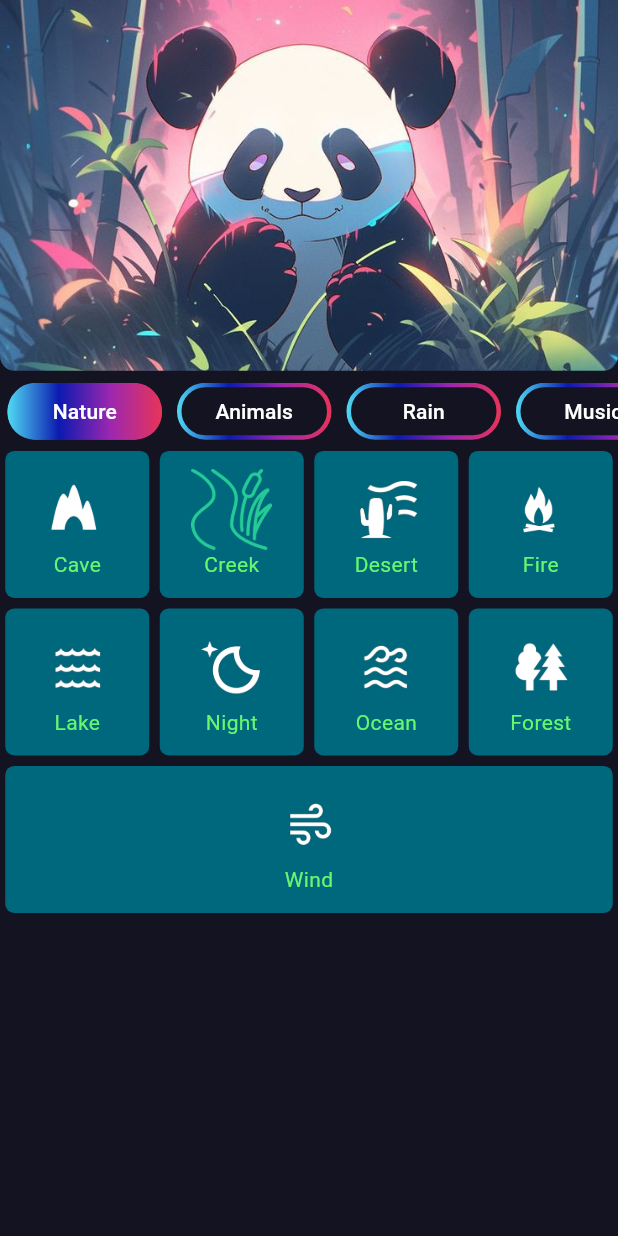
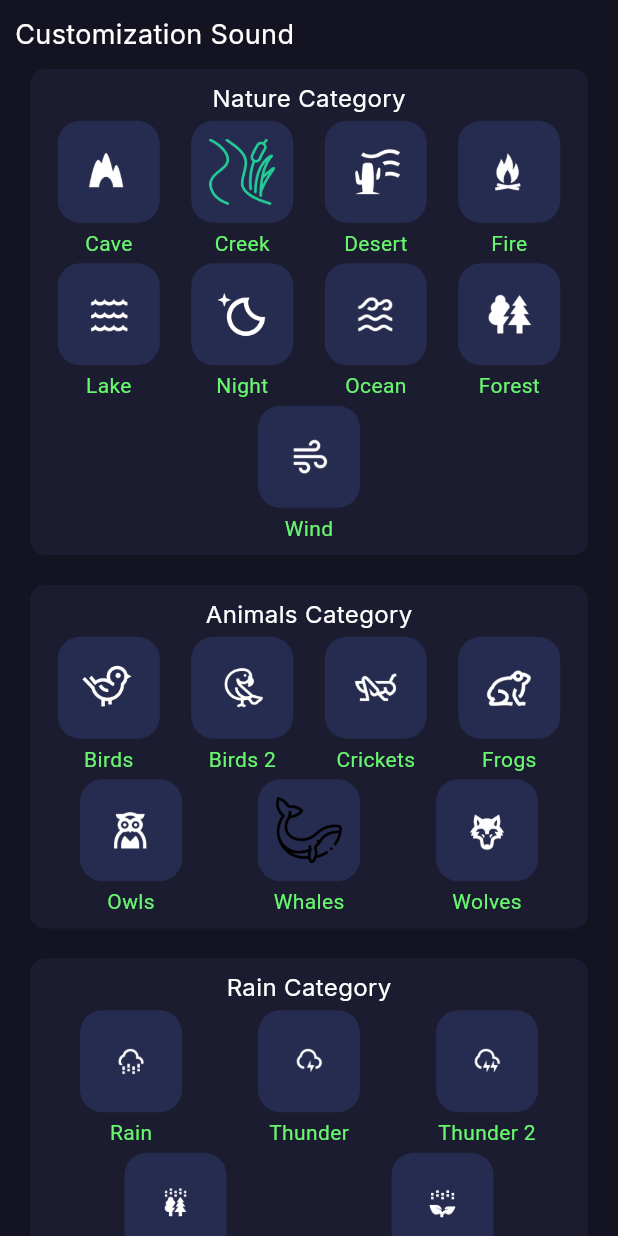
Before and after one commit to BtrXgit/Aura, a Flutter app: the CustomMixin screen opened directly, on a phone screen of 412 x 824 dp. Run offline on Flutter 3.47's test engine with Material 3 defaults, Android fonts, the phone set to English and light mode, and no system bars; our stand-ins replace bootstrap_icons, cached_network_image, carousel_slider, cloud_firestore, firebase_core, flutter_cache_manager and 6 more; missing offline and left inert: flutter_floating_bottom_bar, just_audio_cache; accounts and stored records are empty; Roboto replaces fonts that are missing (Kanit).

Commit message:
custom sound changed and optimized

```diff
--- a/aura/lib/home.dart
+++ b/aura/lib/home.dart
@@ -1,7 +1,6 @@
 import 'package:aura/routes/aura.dart';
 import 'package:aura/routes/custom.dart';
 import 'package:aura/routes/explore.dart';
-import 'package:aura/routes/pages/player.dart';
 import 'package:aura/test.dart';
 import 'package:flutter/gestures.dart';
 import 'package:flutter/material.dart';
@@ -71,8 +70,7 @@ class HomePageState extends State<HomePage>
 
   @override
   Widget build(BuildContext context) {
-    return SafeArea(
-      child: Scaffold(
+    return Scaffold(
       appBar: null,
       body: BottomBar(
         fit: StackFit.expand,
@@ -92,9 +90,8 @@ class HomePageState extends State<HomePage>
         curve: Curves.decelerate,
         showIcon: true,
         width: MediaQuery.of(context).size.width * 0.75,
-          barColor: Colors.black.computeLuminance() > 0.5
-              ? Colors.black
-              : Colors.white,
+        barColor:
+            Colors.black.computeLuminance() > 0.5 ? Colors.black : Colors.white,
         start: 2,
         end: 0,
         offset: 10,
@@ -132,8 +129,8 @@ class HomePageState extends State<HomePage>
           indicatorPadding: const EdgeInsets.fromLTRB(6, 0, 6, 0),
           controller: tabController,
           indicator: UnderlineTabIndicator(
-                borderSide: BorderSide(
-                    color: _getIndicatorColor(currentPage), width: 4),
+              borderSide:
+                  BorderSide(color: _getIndicatorColor(currentPage), width: 4),
               insets: const EdgeInsets.fromLTRB(16, 0, 16, 8)),
           tabs: [
             SizedBox(
@@ -176,7 +173,6 @@ class HomePageState extends State<HomePage>
           ],
         ),
       ),
-      ),
     );
   }
 }
--- a/aura/lib/routes/custom.dart
+++ b/aura/lib/routes/custom.dart
@@ -3,7 +3,6 @@ import 'dart:async';
 import 'package:flutter/foundation.dart';
 import 'package:flutter/material.dart';
 import 'package:google_fonts/google_fonts.dart';
-import 'package:gradient_borders/box_borders/gradient_box_border.dart';
 import 'package:iconly/iconly.dart';
 import 'package:iconsax/iconsax.dart';
 import 'package:just_audio/just_audio.dart';
@@ -16,17 +15,14 @@ class CustomMixin extends StatefulWidget {
   }) : super(key: key);
 
   @override
-  State<CustomMixin> createState() => _CustomMixinState();
+  State<CustomMixin> createState() => CustomMixinState();
 }
 
-class _CustomMixinState extends State<CustomMixin>
-    with SingleTickerProviderStateMixin {
+class CustomMixinState extends State<CustomMixin> {
   int playingAudioCount = 0;
 
   List<ValueNotifier<double>> volumes =
       List.generate(54, (_) => ValueNotifier<double>(1.0));
-
-  late TabController _tabController;
   final List<String> data = [
     "Nature",
     "Animals",
@@ -46,7 +42,6 @@ class _CustomMixinState extends State<CustomMixin>
   @override
   void initState() {
     super.initState();
-    _tabController = TabController(length: 6, vsync: this);
     _loadAudios();
   }
 
@@ -355,99 +350,42 @@ class _CustomMixinState extends State<CustomMixin>
       body: SafeArea(
         child: Stack(
           children: [
-            Column(
+            SingleChildScrollView(
+              physics: const BouncingScrollPhysics(),
+              child: Column(
+                mainAxisAlignment: MainAxisAlignment.center,
+                mainAxisSize: MainAxisSize.max,
+                crossAxisAlignment: CrossAxisAlignment.center,
                 children: [
-                Container(
-                  width: MediaQuery.of(context).size.width * 1.0,
-                  height: MediaQuery.of(context).size.height * 0.3,
-                  decoration: const BoxDecoration(
-                    image: DecorationImage(
-                      image: AssetImage('assets/images/1.jpg'),
-                      fit: BoxFit.cover,
-                    ),
-                    borderRadius: BorderRadius.only(
-                        bottomLeft: Radius.circular(10),
-                        bottomRight: Radius.circular(10)),
-                  ),
-                ),
-                // SizedBox(
-                //   height: 10,
-                // ),
                   Padding(
-                  padding: const EdgeInsets.fromLTRB(0, 8, 0, 2),
-                  child: _buildTabBar(),
-                ),
-                Expanded(child: _buildTabViews()),
-              ],
-            ),
-            _buildPlayerController(),
-          ],
-        ),
-      ),
-    );
-  }
-
-  Widget _buildTabBar() {
-    return TabBar(
-      tabAlignment: TabAlignment.start,
-      dividerColor: Colors.transparent,
-      physics: const BouncingScrollPhysics(),
-      indicatorPadding: const EdgeInsets.fromLTRB(0, 2, 0, 2),
-      controller: _tabController,
-      indicatorColor: Colors.transparent,
-      indicator: BoxDecoration(
-        gradient: const LinearGradient(colors: [
-          Color.fromARGB(255, 80, 218, 243),
-          Color.fromARGB(255, 12, 26, 176),
-          Colors.purple,
-          Color.fromARGB(255, 232, 52, 88),
-        ]),
-        borderRadius: BorderRadius.circular(20),
-      ),
-      labelColor: Colors.white,
-      unselectedLabelColor: Colors.white,
-      isScrollable: true,
-      labelPadding: const EdgeInsets.symmetric(horizontal: 5),
-      tabs: data.map((tab) {
-        return Container(
-          height: MediaQuery.of(context).size.height * 0.046,
-          width: MediaQuery.of(context).size.width * 0.25,
-          decoration: BoxDecoration(
-            border: const GradientBoxBorder(
-                width: 3,
-                gradient: LinearGradient(colors: [
-                  Color.fromARGB(255, 80, 218, 243),
-                  Color.fromARGB(255, 12, 26, 176),
-                  Colors.purple,
-                  Color.fromARGB(255, 232, 52, 88),
-                ])),
-            borderRadius: BorderRadius.circular(20),
-          ),
-          child: Tab(
+                    padding: const EdgeInsets.fromLTRB(10, 10, 0, 10),
+                    child: Align(
+                      alignment: Alignment.centerLeft,
                       child: Text(
-              tab,
-              style: GoogleFonts.kanit(
-                fontSize: 14,
+                        'Customization Sound',
+                        style: GoogleFonts.inter(
+                            color: Colors.white, fontSize: 18),
                       ),
                     ),
                   ),
-        );
-      }).toList(),
-    );
-  }
-
-  Widget _buildTabViews() {
-    return TabBarView(
-      controller: _tabController,
+                  Container(
+                    width: MediaQuery.of(context).size.width - 40,
+                    decoration: BoxDecoration(
+                      color: Color.fromARGB(255, 28, 28, 48),
+                      borderRadius: BorderRadius.circular(10),
+                    ),
+                    child: Padding(
+                      padding: const EdgeInsets.all(8.0),
+                      child: Column(
                         children: [
-        SingleChildScrollView(
-          physics: const ClampingScrollPhysics(),
-          child: Column(
-            mainAxisAlignment: MainAxisAlignment.center,
-            mainAxisSize: MainAxisSize.max,
-            children: [
+                          Text(
+                            'Nature Category',
+                            style: GoogleFonts.inter(
+                              color: Colors.white,
+                              fontSize: 16,
+                            ),
+                          ),
                           Row(
-                mainAxisAlignment: MainAxisAlignment.center,
                             children: [
                               for (int i = 0; i < 4; i++)
                                 _buildAudioControl(
@@ -459,7 +397,6 @@ class _CustomMixinState extends State<CustomMixin>
                             ],
                           ),
                           Row(
-                mainAxisAlignment: MainAxisAlignment.center,
                             children: [
                               for (int i = 4; i < 8; i++)
                                 _buildAudioControl(
@@ -471,7 +408,6 @@ class _CustomMixinState extends State<CustomMixin>
                             ],
                           ),
                           Row(
-                mainAxisAlignment: MainAxisAlignment.start,
                             children: [
                               for (int i = 8; i < 9; i++)
                                 _buildAudioControl(
@@ -482,16 +418,30 @@ class _CustomMixinState extends State<CustomMixin>
                                 ),
                             ],
                           ),
-              SizedBox(
-                height: MediaQuery.of(context).size.height * 0.2,
-              ),
                         ],
                       ),
                     ),
-        SingleChildScrollView(
-          physics: const BouncingScrollPhysics(),
+                  ),
+                  SizedBox(
+                    height: 20,
+                  ),
+                  Container(
+                    width: MediaQuery.of(context).size.width - 40,
+                    decoration: BoxDecoration(
+                      color: Color.fromARGB(255, 28, 28, 48),
+                      borderRadius: BorderRadius.circular(10),
+                    ),
+                    child: Padding(
+                      padding: const EdgeInsets.all(8.0),
                       child: Column(
                         children: [
+                          Text(
+                            'Animals Category',
+                            style: GoogleFonts.inter(
+                              color: Colors.white,
+                              fontSize: 16,
+                            ),
+                          ),
                           Row(
                             mainAxisAlignment: MainAxisAlignment.spaceEvenly,
                             children: [
@@ -508,7 +458,6 @@ class _CustomMixinState extends State<CustomMixin>
                           Row(
                             mainAxisAlignment: MainAxisAlignment.spaceEvenly,
                             children: [
-                  Container(),
                               for (int i = 13; i < 16; i++)
                                 _buildAudioControl(
                                   icon: audioIcons[i],
@@ -521,10 +470,27 @@ class _CustomMixinState extends State<CustomMixin>
                         ],
                       ),
                     ),
-        SingleChildScrollView(
-          physics: const BouncingScrollPhysics(),
+                  ),
+                  SizedBox(
+                    height: 20,
+                  ),
+                  Container(
+                    width: MediaQuery.of(context).size.width - 40,
+                    decoration: BoxDecoration(
+                      color: Color.fromARGB(255, 28, 28, 48),
+                      borderRadius: BorderRadius.circular(10),
+                    ),
+                    child: Padding(
+                      padding: const EdgeInsets.all(8.0),
                       child: Column(
                         children: [
+                          Text(
+                            'Rain Category',
+                            style: GoogleFonts.inter(
+                              color: Colors.white,
+                              fontSize: 16,
+                            ),
+                          ),
                           Row(
                             mainAxisAlignment: MainAxisAlignment.spaceEvenly,
                             children: [
@@ -577,16 +543,30 @@ class _CustomMixinState extends State<CustomMixin>
                                 ),
                             ],
                           ),
-              const SizedBox(
-                height: 150,
-              )
                         ],
                       ),
                     ),
-        SingleChildScrollView(
-          physics: const BouncingScrollPhysics(),
+                  ),
+                  SizedBox(
+                    height: 20,
+                  ),
+                  Container(
+                    width: MediaQuery.of(context).size.width - 40,
+                    decoration: BoxDecoration(
+                      color: Color.fromARGB(255, 28, 28, 48),
+                      borderRadius: BorderRadius.circular(10),
+                    ),
+                    child: Padding(
+                      padding: const EdgeInsets.all(8.0),
                       child: Column(
                         children: [
+                          Text(
+                            'Music Category',
+                            style: GoogleFonts.inter(
+                              color: Colors.white,
+                              fontSize: 16,
+                            ),
+                          ),
                           Row(
                             mainAxisAlignment: MainAxisAlignment.spaceEvenly,
                             children: [
@@ -652,16 +632,30 @@ class _CustomMixinState extends State<CustomMixin>
                                 ),
                             ],
                           ),
-              const SizedBox(
-                height: 150,
-              )
                         ],
                       ),
                     ),
-        SingleChildScrollView(
-          physics: const BouncingScrollPhysics(),
+                  ),
+                  SizedBox(
+                    height: 20,
+                  ),
+                  Container(
+                    width: MediaQuery.of(context).size.width - 40,
+                    decoration: BoxDecoration(
+                      color: Color.fromARGB(255, 28, 28, 48),
+                      borderRadius: BorderRadius.circular(10),
+                    ),
+                    child: Padding(
+                      padding: const EdgeInsets.all(8.0),
                       child: Column(
                         children: [
+                          Text(
+                            'ASMR Category',
+                            style: GoogleFonts.inter(
+                              color: Colors.white,
+                              fontSize: 16,
+                            ),
+                          ),
                           Row(
                             mainAxisAlignment: MainAxisAlignment.spaceEvenly,
                             children: [
@@ -714,16 +708,30 @@ class _CustomMixinState extends State<CustomMixin>
                                 ),
                             ],
                           ),
-              const SizedBox(
-                height: 150,
-              )
                         ],
                       ),
                     ),
-        SingleChildScrollView(
-          physics: const BouncingScrollPhysics(),
+                  ),
+                  SizedBox(
+                    height: 20,
+                  ),
+                  Container(
+                    width: MediaQuery.of(context).size.width - 40,
+                    decoration: BoxDecoration(
+                      color: Color.fromARGB(255, 28, 28, 48),
+                      borderRadius: BorderRadius.circular(10),
+                    ),
+                    child: Padding(
+                      padding: const EdgeInsets.all(8.0),
                       child: Column(
                         children: [
+                          Text(
+                            'Transport Category',
+                            style: GoogleFonts.inter(
+                              color: Colors.white,
+                              fontSize: 16,
+                            ),
+                          ),
                           Row(
                             mainAxisAlignment: MainAxisAlignment.spaceEvenly,
                             children: [
@@ -750,13 +758,20 @@ class _CustomMixinState extends State<CustomMixin>
                                 ),
                             ],
                           ),
-              const SizedBox(
-                height: 150,
-              )
                         ],
                       ),
                     ),
+                  ),
+                  SizedBox(
+                    height: MediaQuery.of(context).size.height * 0.1,
+                  ),
                 ],
+              ),
+            ),
+            _buildPlayerController(),
+          ],
+        ),
+      ),
     );
   }
 
@@ -767,23 +782,24 @@ class _CustomMixinState extends State<CustomMixin>
     required Widget icon,
   }) {
     return Expanded(
-      child: Container(
+      child: Column(
+        children: [
+          Container(
             padding: const EdgeInsets.all(12.0),
             margin: const EdgeInsets.all(3.5),
             decoration: BoxDecoration(
-          borderRadius: BorderRadius.circular(6),
+              borderRadius: BorderRadius.circular(15),
               color: audioPlayer.playing
-              ? Colors.green
-              : const Color.fromARGB(255, 0, 104, 125),
+                  ? const Color.fromARGB(255, 37, 194, 42)
+                  : Color.fromARGB(255, 38, 43, 80),
             ),
             child: InkWell(
               onTap: () {
                 _toggleAudioPlayback(audioPlayer);
               },
-          child: Column(
-            mainAxisAlignment: MainAxisAlignment.spaceBetween,
-            children: [
-              SizedBox(height: 54, child: icon),
+              child: SizedBox(height: 44, width: 44, child: icon),
+            ),
+          ),
           Text(
             label,
             style: const TextStyle(
@@ -792,8 +808,6 @@ class _CustomMixinState extends State<CustomMixin>
             ),
           ),
         ],
-          ),
-        ),
       ),
     );
   }
```
Lines whose indentation alone changed are shown as unchanged.
